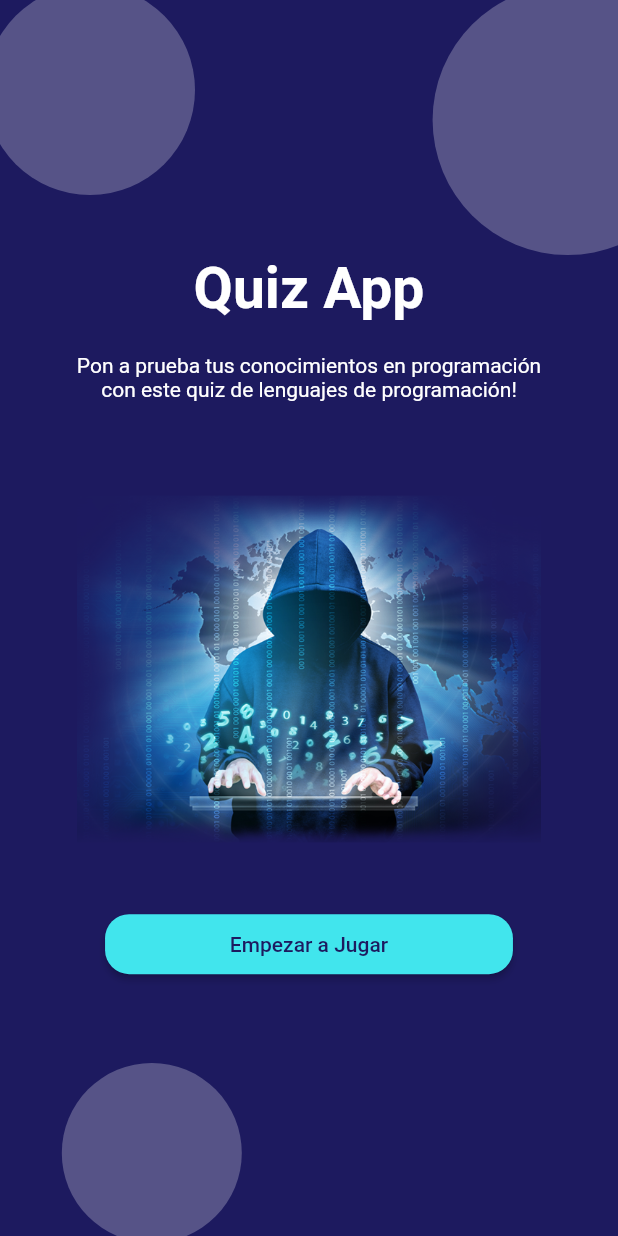
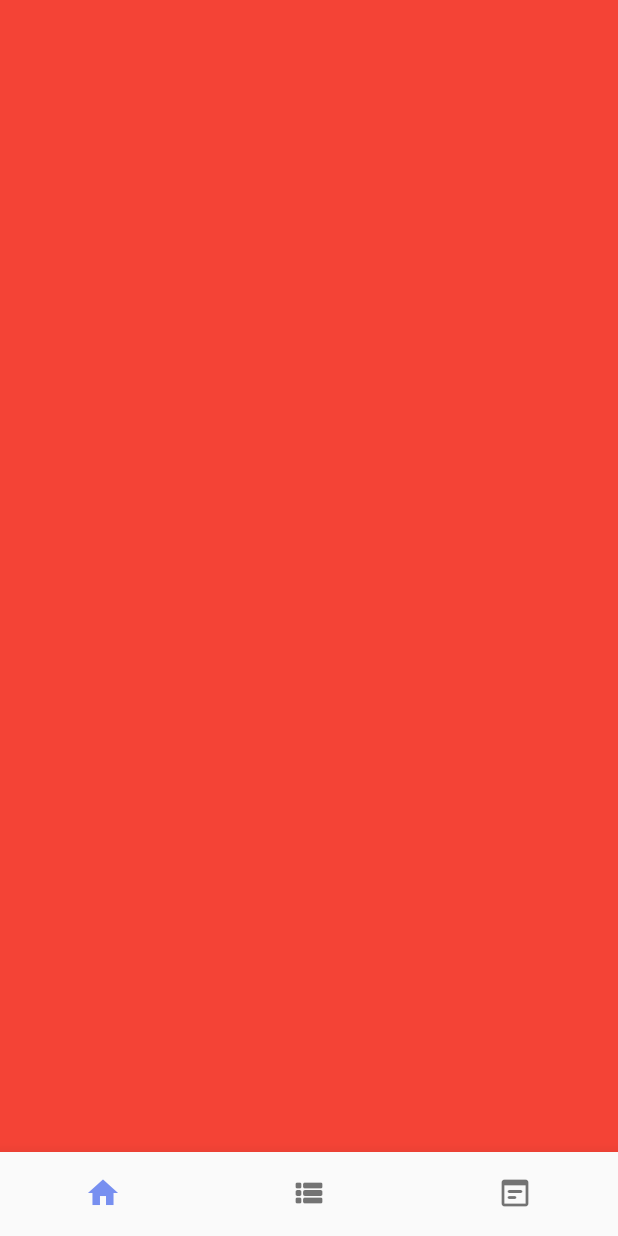
Before and after one commit to ramon-ortega/Quiz-App, a Flutter app: the screen it shows after launch, after a tap on "Empezar a Jugar", on a phone screen of 412 x 824 dp. Run offline on Flutter 3.47's test engine with Material 2 defaults, Android fonts, the phone set to English and light mode, and no system bars; our stand-ins replace bloc, flutter_bloc.

Commit message:
Finish add other pages

```diff
--- a/lib/main.dart
+++ b/lib/main.dart
@@ -1,5 +1,8 @@
 import 'package:flutter/material.dart';
-import 'package:quiz_app/src/features/presentation/pages/welcome_page.dart';
+import 'package:flutter_bloc/flutter_bloc.dart';
+import 'package:quiz_app/src/features/dashboard/presentation/bloc/navigation_bloc/navigation_bloc.dart';
+import 'package:quiz_app/src/features/dashboard/presentation/pages/dashboard_page.dart';
+import 'package:quiz_app/src/features/welcome/presentation/pages/welcome_page.dart';
 
 void main() => runApp(const MyApp());
 
@@ -8,13 +11,18 @@ class MyApp extends StatelessWidget {
 
   @override
   Widget build(BuildContext context) {
-    return MaterialApp(
+    return MultiBlocProvider(
+        providers: [
+          BlocProvider(create: (context) => NavigationBloc()),
+        ],
+        child: MaterialApp(
           title: 'Quiz App',
           debugShowCheckedModeBanner: false,
           routes: {
             '/welcome': (_) => const WelcomePage(),
+            '/dashboard': (_) => const DashboardPage(),
           },
           initialRoute: '/welcome',
-    );
+        ));
   }
 }
--- /dev/null
+++ b/lib/src/features/dashboard/presentation/bloc/navigation_bloc/navigation_bloc.dart
@@ -0,0 +1,12 @@
+import 'package:bloc/bloc.dart';
+
+part 'navigation_event.dart';
+part 'navigation_state.dart';
+
+class NavigationBloc extends Bloc<NavigationEvent, NavigationState> {
+  NavigationBloc() : super(NavigationInitial()) {
+    on<NavigateToIndex>((event, emit) {
+      emit(NavigateToState(index: event.index));
+    });
+  }
+}
--- /dev/null
+++ b/lib/src/features/dashboard/presentation/bloc/navigation_bloc/navigation_event.dart
@@ -0,0 +1,11 @@
+part of 'navigation_bloc.dart';
+
+abstract class NavigationEvent {}
+
+class NavigateToIndex extends NavigationEvent {
+  final int index;
+
+  NavigateToIndex({
+    required this.index,
+  });
+}
--- /dev/null
+++ b/lib/src/features/dashboard/presentation/bloc/navigation_bloc/navigation_state.dart
@@ -0,0 +1,13 @@
+part of 'navigation_bloc.dart';
+
+abstract class NavigationState {}
+
+class NavigationInitial extends NavigationState {}
+
+class NavigateToState extends NavigationState {
+  final int index;
+
+  NavigateToState({
+    required this.index,
+  });
+}
--- /dev/null
+++ b/lib/src/features/dashboard/presentation/pages/categories_page.dart
@@ -0,0 +1,14 @@
+import 'package:flutter/material.dart';
+
+class CategoriesPage extends StatelessWidget {
+  const CategoriesPage({super.key});
+
+  @override
+  Widget build(BuildContext context) {
+    return Scaffold(
+      appBar: AppBar(
+        title: const Text('Categorias'),
+      ),
+    );
+  }
+}
--- /dev/null
+++ b/lib/src/features/dashboard/presentation/pages/clasification_page.dart
@@ -0,0 +1,19 @@
+import 'package:flutter/material.dart';
+
+class ClasificationPage extends StatelessWidget {
+  const ClasificationPage({super.key});
+
+  @override
+  Widget build(BuildContext context) {
+    return Scaffold(
+      appBar: AppBar(
+        title: const Text('Clasificación'),
+      ),
+      body: Container(
+        width: double.infinity,
+        height: double.infinity,
+        color: Colors.green,
+      ),
+    );
+  }
+}
--- /dev/null
+++ b/lib/src/features/dashboard/presentation/pages/dashboard_page.dart
@@ -0,0 +1,73 @@
+import 'package:flutter/material.dart';
+import 'package:flutter_bloc/flutter_bloc.dart';
+import 'package:quiz_app/src/features/dashboard/presentation/bloc/navigation_bloc/navigation_bloc.dart';
+import 'package:quiz_app/src/features/dashboard/presentation/pages/categories_page.dart';
+import 'package:quiz_app/src/features/dashboard/presentation/pages/clasification_page.dart';
+import 'package:quiz_app/src/features/dashboard/presentation/pages/home_page.dart';
+
+class DashboardPage extends StatelessWidget {
+  const DashboardPage({super.key});
+
+  static final List<Widget> _screens = [
+    const HomePage(),
+    const CategoriesPage(),
+    const ClasificationPage(),
+  ];
+
+  @override
+  Widget build(BuildContext context) {
+    return BlocBuilder<NavigationBloc, NavigationState>(
+      builder: ((context, state) {
+        int _currentIndex = 0;
+
+        if (state is NavigateToState) {
+          _currentIndex = state.index;
+        }
+
+        return Scaffold(
+          body: _screens[_currentIndex],
+          bottomNavigationBar: CustomBottomNavigationBar(
+            currentIndex: _currentIndex,
+          ),
+        );
+      }),
+    );
+  }
+}
+
+class CustomBottomNavigationBar extends StatelessWidget {
+  final int currentIndex;
+  const CustomBottomNavigationBar({
+    super.key,
+    required this.currentIndex,
+  });
+
+  @override
+  Widget build(BuildContext context) {
+    return BottomNavigationBar(
+      selectedItemColor: const Color.fromRGBO(119, 143, 240, 1),
+      showSelectedLabels: false,
+      showUnselectedLabels: false,
+      onTap: (value) {
+        context.read<NavigationBloc>().add(
+              NavigateToIndex(index: value),
+            );
+      },
+      currentIndex: currentIndex,
+      items: const [
+        BottomNavigationBarItem(
+          icon: Icon(Icons.home),
+          label: 'Screen 1',
+        ),
+        BottomNavigationBarItem(
+          icon: Icon(Icons.view_list_rounded),
+          label: 'Screen 2',
+        ),
+        BottomNavigationBarItem(
+          icon: Icon(Icons.wysiwyg_rounded),
+          label: 'Screen 3',
+        ),
+      ],
+    );
+  }
+}
--- /dev/null
+++ b/lib/src/features/dashboard/presentation/pages/home_page.dart
@@ -0,0 +1,16 @@
+import 'package:flutter/material.dart';
+
+class HomePage extends StatelessWidget {
+  const HomePage({super.key});
+
+  @override
+  Widget build(BuildContext context) {
+    return Scaffold(
+      body: Container(
+        width: double.infinity,
+        height: double.infinity,
+        color: Colors.red,
+      ),
+    );
+  }
+}
--- a/lib/src/features/presentation/pages/welcome_page.dart
+++ b/lib/src/features/welcome/presentation/pages/welcome_page.dart
@@ -1,6 +1,6 @@
 import 'package:flutter/material.dart';
 
-import '../widgets/gradient_circle.dart';
+import '../../../dashboard/presentation/widgets/gradient_circle.dart';
 
 class WelcomePage extends StatelessWidget {
   const WelcomePage({super.key});
@@ -79,7 +79,9 @@ class _Body extends StatelessWidget {
           SizedBox(
             width: size.width * 0.66,
             child: ElevatedButton(
-              onPressed: () {},
+              onPressed: () {
+                Navigator.pushNamed(context, '/dashboard');
+              },
               style: ElevatedButton.styleFrom(
                 backgroundColor: const Color.fromRGBO(65, 229, 237, 1),
                 foregroundColor: const Color.fromRGBO(29, 26, 95, 1),
```
Also changed, not shown: pubspec.yaml (+4 -15 lines), lib/src/features/dashboard/presentation/widgets/gradient_circle.dart (renamed from lib/src/features/presentation/widgets/gradient_circle.dart), pubspec.lock. Lines whose indentation alone changed are shown as unchanged.
